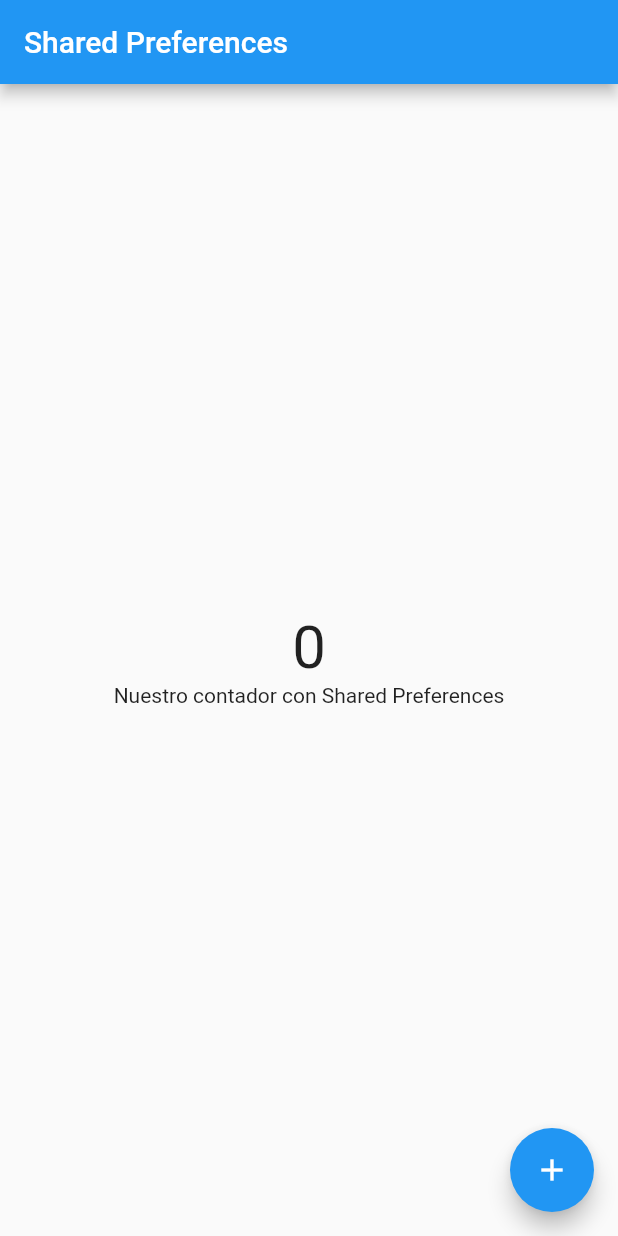
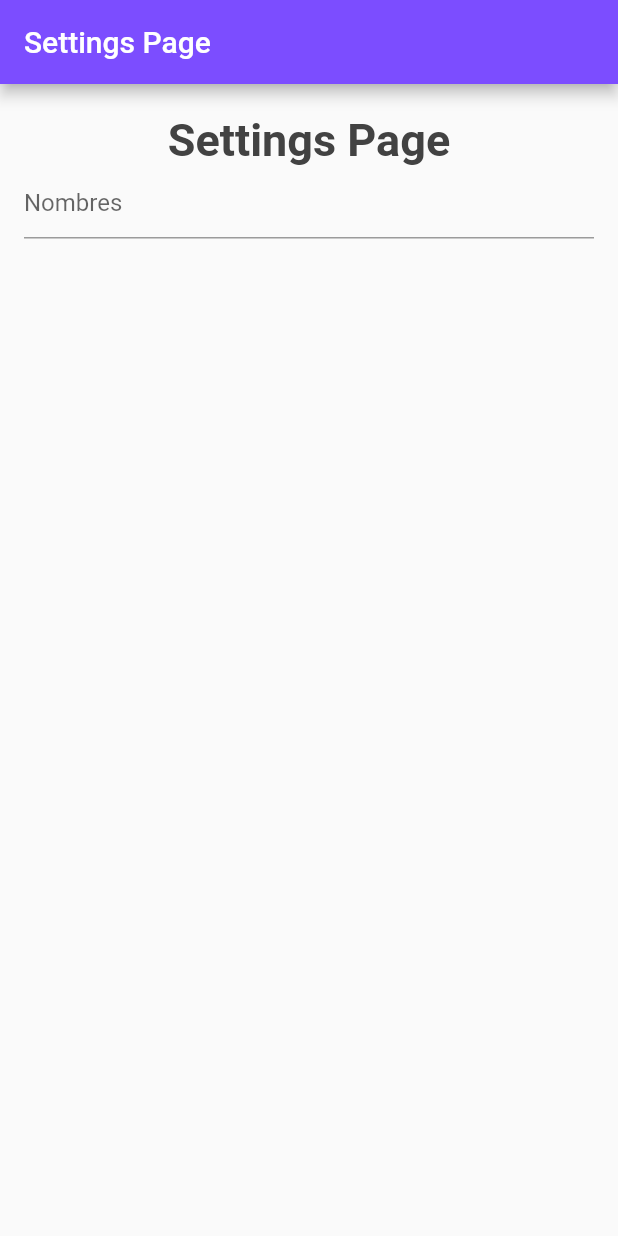
Before and after one commit to dafm10/flutter_codigo4_sharedpref, a Flutter app: the screen it shows after launch, on a phone screen of 412 x 824 dp. Run offline on Flutter 3.47's test engine with Material 2 defaults, Android fonts, the phone set to English and light mode, and no system bars; our stand-ins replace shared_preferences.

```diff
--- a/lib/main.dart
+++ b/lib/main.dart
@@ -1,4 +1,5 @@
 import 'package:flutter/material.dart';
+import 'package:flutter_codigo4_sharedpref/pages/register_page.dart';
 import 'package:shared_preferences/shared_preferences.dart';
 
 void main(){
@@ -12,7 +13,7 @@ class MyApp extends StatelessWidget {
   Widget build(BuildContext context) {
     return MaterialApp(
       debugShowCheckedModeBanner: false,
-      home: HomePage(),
+      home: RegisterPage(),
     );
   }
 }
--- /dev/null
+++ b/lib/pages/register_page.dart
@@ -0,0 +1,36 @@
+
+import 'package:flutter/material.dart';
+
+class RegisterPage extends StatelessWidget {
+  const RegisterPage({Key? key}) : super(key: key);
+
+  @override
+  Widget build(BuildContext context) {
+    return Scaffold(
+      appBar: AppBar(
+        title: Text("Settings Page"),
+        backgroundColor: Colors.deepPurpleAccent,
+      ),
+      body: Padding(
+        padding: EdgeInsets.symmetric(horizontal: 16.0, vertical: 20.0),
+        child: Column(
+          children: [
+            Text(
+              "Settings Page",
+              style: TextStyle(
+                fontSize: 30.0,
+                fontWeight: FontWeight.w700,
+                color: Color(0xff424242),
+              ),
+            ),
+            TextField(
+              decoration: InputDecoration(
+                hintText: "Nombres",
+              ),
+            ),
+          ],
+        ),
+      ),
+    );
+  }
+}
```
Also changed, not shown: lib/pages/profile_page.dart (added).
